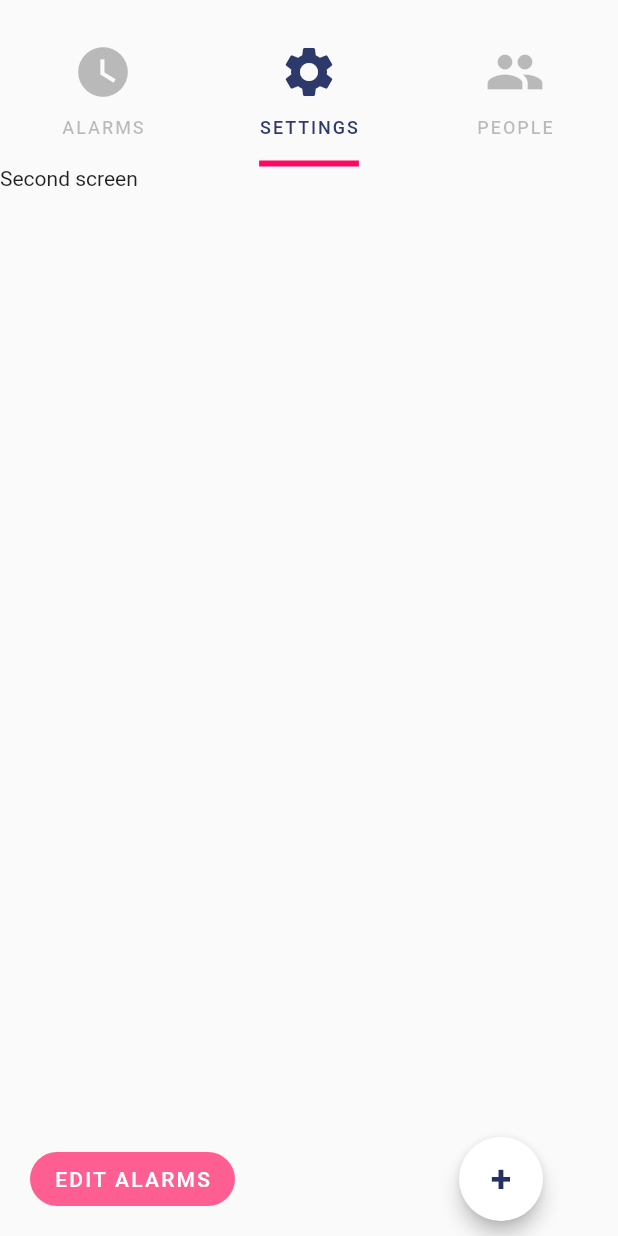
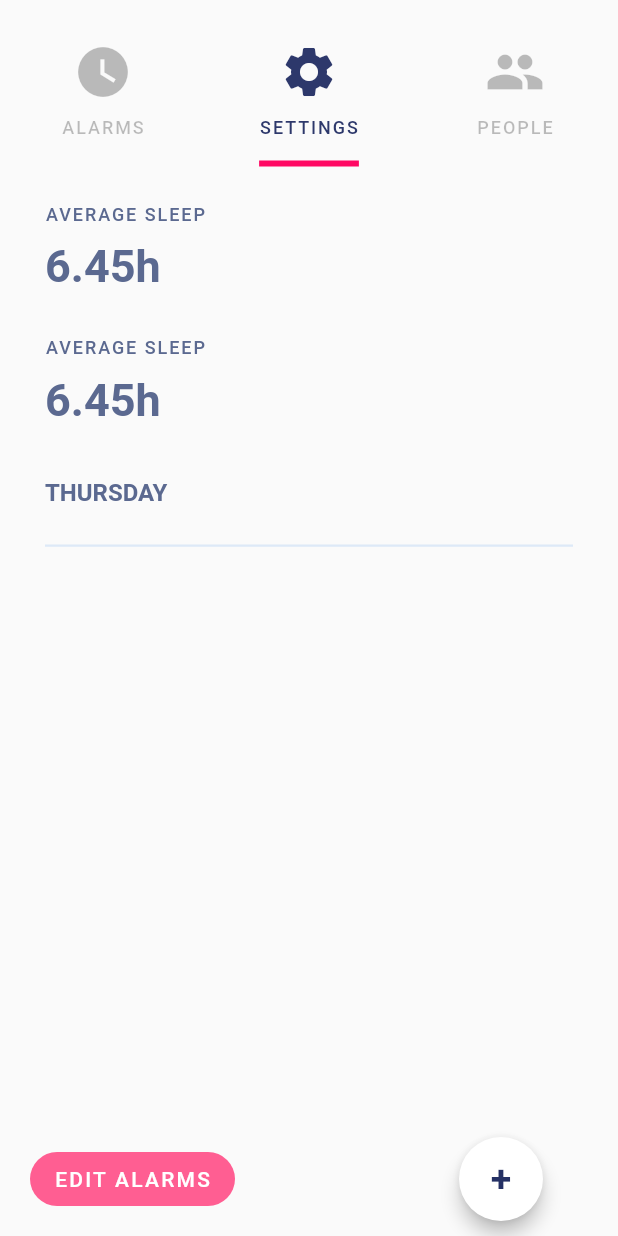
Before and after one commit to ruan65/flutter_clock_example, a Flutter app: the screen it shows after launch, tab 2 chosen, on a phone screen of 412 x 824 dp. Run offline on Flutter 3.47's test engine with Material 2 defaults, Android fonts, the phone set to English and light mode, and no system bars.

```diff
--- a/lib/screens/main.dart
+++ b/lib/screens/main.dart
@@ -2,6 +2,7 @@ import 'package:clock_ui_app/screens/first_screen.dart';
 import 'package:flutter/material.dart';
 import 'package:clock_ui_app/clock/clock.dart';
 import 'package:clock_ui_app/clock/clock_text.dart';
+import 'package:clock_ui_app/screens/second_screen.dart';
 
 void main() => runApp(new MyApp());
 
@@ -89,7 +90,9 @@ class AppClock extends StatelessWidget {
               Center(
                 child: FirstScreen(),
               ),
-              Text('Second screen'),
+              Center(
+                child: SecondSreen(),
+              ),
               Text('Third screen'),
             ],
           ),
--- /dev/null
+++ b/lib/screens/second_screen.dart
@@ -0,0 +1,89 @@
+import 'package:flutter/material.dart';
+
+class SecondSreen extends StatelessWidget {
+  final double _smallFontSize = 12;
+  final double _valFontSize = 30;
+  final FontWeight _smallFontWeight = FontWeight.w500;
+  final FontWeight _valFontWeight = FontWeight.w700;
+  final Color _fontColor = Color(0xff5b6990);
+  final double _smallFontSpacing = 1.3;
+  @override
+  Widget build(BuildContext context) {
+    return Container(
+      padding: EdgeInsets.symmetric(horizontal: 30, vertical: 25),
+      alignment: Alignment.topCenter,
+      child: ListView(
+        children: <Widget>[
+          Row(
+            mainAxisAlignment: MainAxisAlignment.spaceBetween,
+            children: <Widget>[
+              Column(
+                crossAxisAlignment: CrossAxisAlignment.start,
+                children: <Widget>[
+                  Text("AVERAGE SLEEP",
+                      style: TextStyle(
+                        fontWeight: _smallFontWeight,
+                        fontSize: _smallFontSize,
+                        letterSpacing: _smallFontSpacing,
+                        color: _fontColor,
+                      )),
+                  SizedBox(height: 10),
+                  Text("6.45h",
+                      style: TextStyle(
+                        fontWeight: _valFontWeight,
+                        fontSize: _valFontSize,
+                        color: _fontColor,
+                      )),
+                  SizedBox(height: 30),
+                  Text("AVERAGE SLEEP",
+                      style: TextStyle(
+                        fontWeight: _smallFontWeight,
+                        fontSize: _smallFontSize,
+                        letterSpacing: _smallFontSpacing,
+                        color: _fontColor,
+                      )),
+                  SizedBox(height: 10),
+                  Text("6.45h",
+                      style: TextStyle(
+                        fontWeight: _valFontWeight,
+                        fontSize: _valFontSize,
+                        color: _fontColor,
+                      )),
+                ],
+              ),
+            ],
+          ),
+          SizedBox(
+            height: 25,
+          ),
+          Container(
+            padding: EdgeInsets.symmetric(vertical: 10),
+            decoration: BoxDecoration(
+                border: Border(
+                    bottom: BorderSide(width: 1.5, color: Color(0xffdde9f7)))),
+            child: Column(
+              crossAxisAlignment: CrossAxisAlignment.start,
+              children: <Widget>[
+                Text(
+                  'THURSDAY',
+                  style: TextStyle(
+                    fontSize: 16,
+                    color: _fontColor,
+                    fontWeight: FontWeight.w700,
+                  ),
+                ),
+                SizedBox(
+                  height: 15,
+                ),
+                Row(children: <Widget>[
+
+                ],)
+
+              ],
+            ),
+          )
+        ],
+      ),
+    );
+  }
+}
```
Also changed, not shown: 13 other files.
